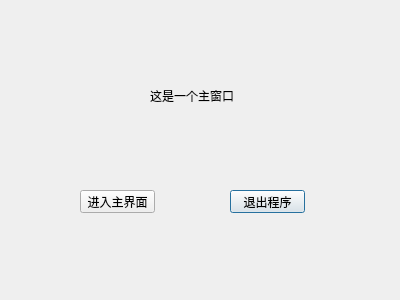
This is signal/signal/dialog.ui in ZHJ0125/QtLearning as Qt 5 draws it before an edit. The edited form follows.
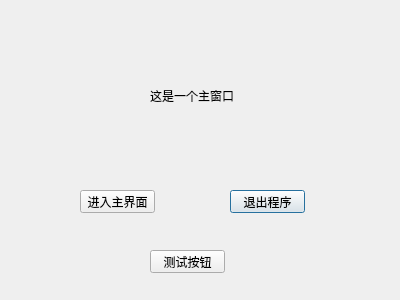
This is the edited form.

Diff of the .ui file:
```diff
--- a/signal/signal/dialog.ui
+++ b/signal/signal/dialog.ui
@@ -52,6 +52,19 @@
     <string>这是一个主窗口</string>
    </property>
   </widget>
+  <widget class="QPushButton" name="showChildButton">
+   <property name="geometry">
+    <rect>
+     <x>150</x>
+     <y>250</y>
+     <width>75</width>
+     <height>23</height>
+    </rect>
+   </property>
+   <property name="text">
+    <string>测试按钮</string>
+   </property>
+  </widget>
  </widget>
  <layoutdefault spacing="6" margin="11"/>
  <resources/>
```
